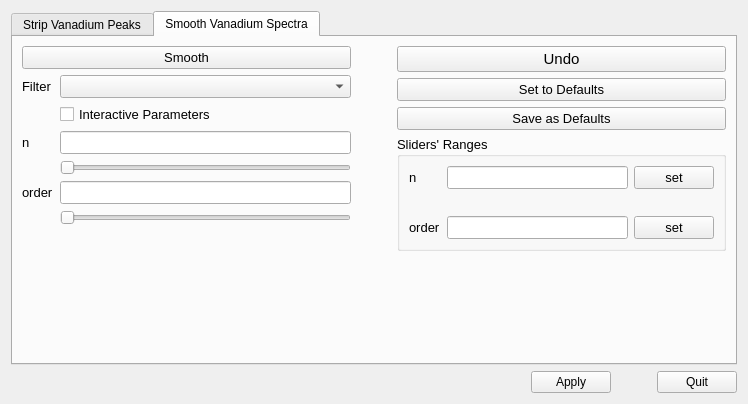
neutrons/PyVDrive, file src/interface/gui/ui_ProcessVanadiumDialog.ui: the form before one commit.
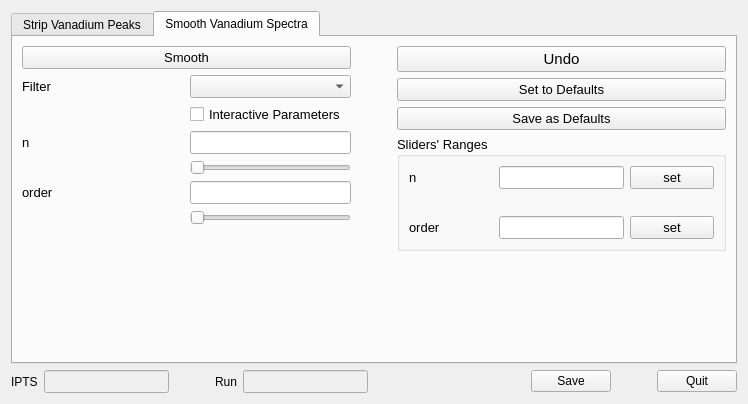
The form after the commit. The open tabs and pages were chosen to show the change.

Commit message: Refs #59. Fixed the issues to write out the smoothed vanadium files.

```diff
--- a/src/interface/gui/ui_ProcessVanadiumDialog.ui
+++ b/src/interface/gui/ui_ProcessVanadiumDialog.ui
@@ -307,7 +307,7 @@
            <item row="4" column="1">
             <widget class="QLineEdit" name="lineEdit_smoothParameterOrder">
              <property name="sizePolicy">
-              <sizepolicy hsizetype="Expanding" vsizetype="Fixed">
+              <sizepolicy hsizetype="Preferred" vsizetype="Fixed">
                <horstretch>0</horstretch>
                <verstretch>0</verstretch>
               </sizepolicy>
@@ -322,7 +322,7 @@
            <item row="2" column="1">
             <widget class="QLineEdit" name="lineEdit_smoothParameterN">
              <property name="sizePolicy">
-              <sizepolicy hsizetype="Expanding" vsizetype="Fixed">
+              <sizepolicy hsizetype="Preferred" vsizetype="Fixed">
                <horstretch>0</horstretch>
                <verstretch>0</verstretch>
               </sizepolicy>
@@ -388,7 +388,7 @@
         </layout>
        </item>
        <item>
-        <spacer name="horizontalSpacer_4">
+        <spacer name="horizontalSpacer_5">
          <property name="orientation">
           <enum>Qt::Horizontal</enum>
          </property>
@@ -483,7 +483,7 @@
             <item row="3" column="1">
              <widget class="QLineEdit" name="lineEdit_smoothOrderRange">
               <property name="sizePolicy">
-               <sizepolicy hsizetype="Expanding" vsizetype="Fixed">
+               <sizepolicy hsizetype="Preferred" vsizetype="Fixed">
                 <horstretch>0</horstretch>
                 <verstretch>0</verstretch>
                </sizepolicy>
@@ -498,7 +498,7 @@
             <item row="1" column="1">
              <widget class="QLineEdit" name="lineEdit_smoothNRange">
               <property name="sizePolicy">
-               <sizepolicy hsizetype="Expanding" vsizetype="Fixed">
+               <sizepolicy hsizetype="Preferred" vsizetype="Fixed">
                 <horstretch>0</horstretch>
                 <verstretch>0</verstretch>
                </sizepolicy>
@@ -541,6 +541,72 @@
    </item>
    <item>
     <layout class="QHBoxLayout" name="horizontalLayout_3">
+     <item>
+      <widget class="QLabel" name="label_10">
+       <property name="text">
+        <string>IPTS</string>
+       </property>
+      </widget>
+     </item>
+     <item>
+      <widget class="QLineEdit" name="lineEdit_iptsNumber">
+       <property name="enabled">
+        <bool>false</bool>
+       </property>
+       <property name="sizePolicy">
+        <sizepolicy hsizetype="Preferred" vsizetype="Fixed">
+         <horstretch>0</horstretch>
+         <verstretch>0</verstretch>
+        </sizepolicy>
+       </property>
+       <property name="font">
+        <font>
+         <pointsize>10</pointsize>
+        </font>
+       </property>
+      </widget>
+     </item>
+     <item>
+      <spacer name="horizontalSpacer_4">
+       <property name="orientation">
+        <enum>Qt::Horizontal</enum>
+       </property>
+       <property name="sizeType">
+        <enum>QSizePolicy::Ignored</enum>
+       </property>
+       <property name="sizeHint" stdset="0">
+        <size>
+         <width>40</width>
+         <height>20</height>
+        </size>
+       </property>
+      </spacer>
+     </item>
+     <item>
+      <widget class="QLabel" name="label_11">
+       <property name="text">
+        <string>Run</string>
+       </property>
+      </widget>
+     </item>
+     <item>
+      <widget class="QLineEdit" name="lineEdit_runNumber">
+       <property name="enabled">
+        <bool>false</bool>
+       </property>
+       <property name="sizePolicy">
+        <sizepolicy hsizetype="Preferred" vsizetype="Fixed">
+         <horstretch>0</horstretch>
+         <verstretch>0</verstretch>
+        </sizepolicy>
+       </property>
+       <property name="font">
+        <font>
+         <pointsize>10</pointsize>
+        </font>
+       </property>
+      </widget>
+     </item>
      <item>
       <spacer name="horizontalSpacer">
        <property name="orientation">
@@ -557,7 +623,7 @@
      <item>
       <widget class="QPushButton" name="pushButton_applyVanProcessResult">
        <property name="text">
-        <string>Apply</string>
+        <string>Save</string>
        </property>
       </widget>
      </item>
```
Left out of the diff: 3 changed lines with no effect on the pictures. The commit also changes 6 other files.
